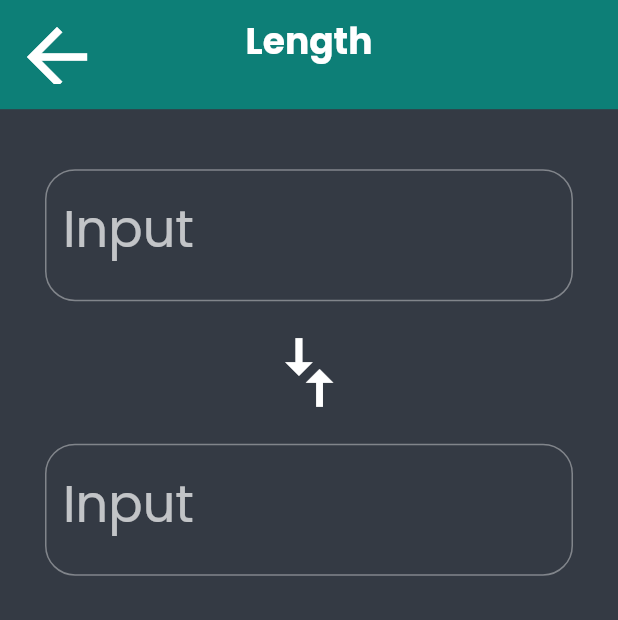
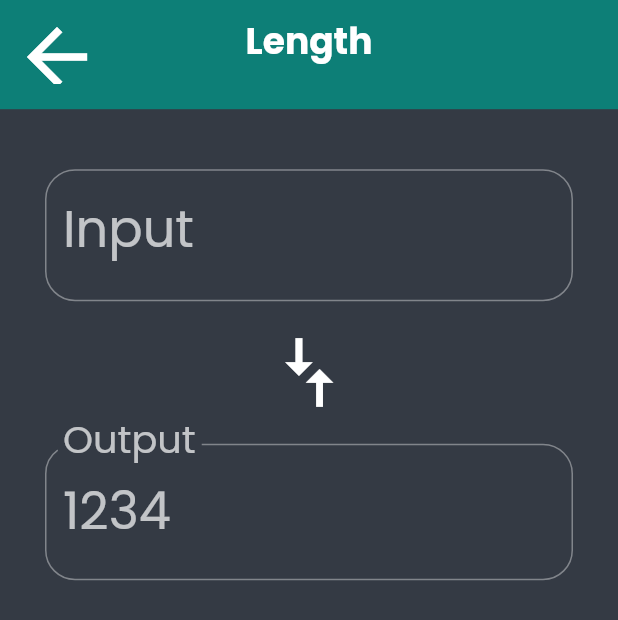
Before and after one commit to Pszione/flutter_udacity_course, a Flutter app: the screen it shows after launch, after a tap on "Length", on a phone screen of 412 x 824 dp. Shown: the top 620 px of the screen. Run offline on Flutter 3.47's test engine with Material 2 defaults, Android fonts, the phone set to English and light mode, and no system bars; our stand-ins replace google_fonts.

Commit message:
UnitConverter - Course 06 - InputField | ConverterScreen part III

```diff
--- a/lib/converter_screen.dart
+++ b/lib/converter_screen.dart
@@ -3,6 +3,11 @@ import 'package:flutter_udacity_course/constants.dart';
 import 'package:flutter_udacity_course/unit.dart';
 
 const _padding = EdgeInsets.all(kDefaultPadding);
+
+Unit? _fromUnit, _toUnit;
+List<DropdownMenuItem>? _unitMenuItems;
+double? _inputValue;
+String _convertedValue = '';
 
 class UnitConverterScreen extends StatefulWidget {
   const UnitConverterScreen(
@@ -18,11 +23,6 @@ class UnitConverterScreen extends StatefulWidget {
 }
 
 class _UnitConverterScreenState extends State<UnitConverterScreen> {
-  Unit? _fromUnit, _toUnit;
-  List<DropdownMenuItem>? _unitMenuItems;
-  double? _inputValue;
-  String _convertedValue = '';
-  //
   bool _showValidationErrorMessage = false;
 
   @override
@@ -56,6 +56,12 @@ class _UnitConverterScreenState extends State<UnitConverterScreen> {
       ),
       body: Padding(
         padding: const EdgeInsets.all(kDefaultPadding),
+        // Un focus keyboard/textfield
+        child: GestureDetector(
+          onTap: () => FocusManager.instance.primaryFocus?.unfocus(),
+          behavior: HitTestBehavior.translucent,
+          excludeFromSemantics: true,
+          //
           child: Column(
             children: const [
               // inputGroup,
@@ -69,8 +75,9 @@ class _UnitConverterScreenState extends State<UnitConverterScreen> {
                 ),
               ),
               // outputGroup,
-            InputFieldGroup(),
+              OutputFieldGroup(),
             ],
+          ),
         ),
       ),
     );
@@ -118,7 +125,45 @@ class InputFieldGroup extends StatelessWidget {
               //errorText: _showValidationError ? 'Invalid number entered' : null,
               border: OutlineInputBorder(borderRadius: kDefaultBorderRadius),
             ),
+            keyboardType: TextInputType.number,
+            // TODO
+            //onChanged: _updateInputValue,
           ),
+        ],
+      ),
+    );
+  }
+}
+
+class OutputFieldGroup extends StatelessWidget {
+  const OutputFieldGroup({Key? key}) : super(key: key);
+
+  @override
+  Widget build(BuildContext context) {
+    return Padding(
+      padding: const EdgeInsets.symmetric(
+          horizontal: kHalfPadding, vertical: kDefaultPadding),
+      child: Column(
+        crossAxisAlignment: CrossAxisAlignment.stretch,
+        children: [
+          // clone of Input but for displaying data
+          InputDecorator(
+            child: Text(
+              '1234',
+              //_convertedValue,
+              style: Theme.of(context).textTheme.headline4,
+            ),
+            decoration: InputDecoration(
+              labelText: 'Output',
+              labelStyle: Theme.of(context).textTheme.headline4,
+              //errorText: _showValidationError ? 'Invalid number entered' : null,
+              border: OutlineInputBorder(borderRadius: kDefaultBorderRadius),
+            ),
+            // TODO
+            //onChanged: _updateInputValue,
+          ),
+          // TODO
+          //_createDropdown(_toUnit!.name, _updateToConversion);
         ],
       ),
     );
```
Lines whose indentation alone changed are shown as unchanged.
